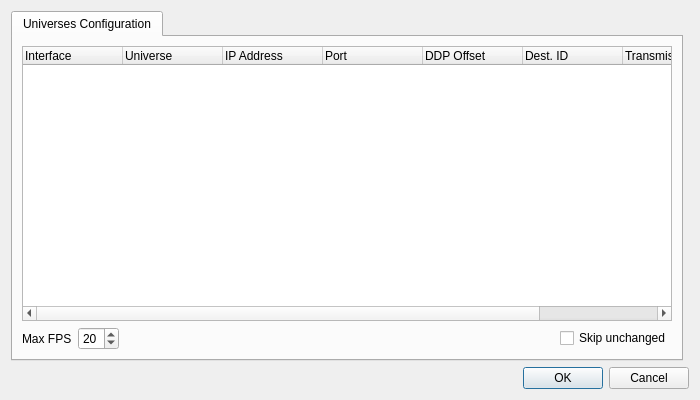
Before: the Qt Designer form plugins/ddp/configureddp.ui in abossard/qlcplus, drawn with Qt 5.
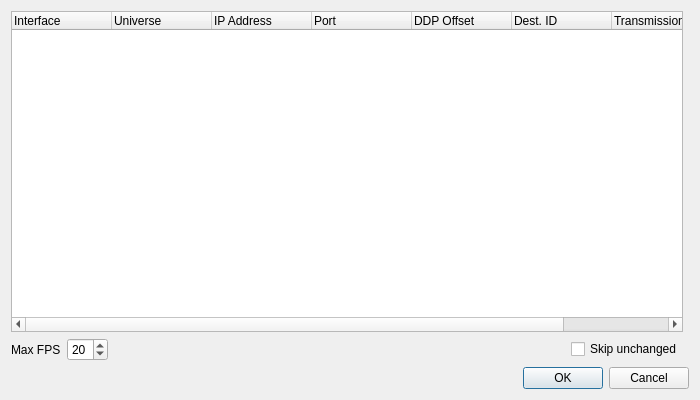
After: the same form once the commit is applied.

```diff
--- a/plugins/ddp/configureddp.ui
+++ b/plugins/ddp/configureddp.ui
@@ -26,14 +26,6 @@
   </property>
   <layout class="QGridLayout" name="gridLayout">
    <item row="0" column="0">
-    <widget class="QTabWidget" name="tabWidget">
-     <property name="currentIndex">
-      <number>0</number>
-     </property>
-     <widget class="QWidget" name="tab">
-      <attribute name="title">
-       <string>Universes Configuration</string>
-      </attribute>
       <layout class="QVBoxLayout" name="verticalLayout">
         <item>
          <widget class="QTreeWidget" name="m_uniMapTree">
@@ -139,8 +131,6 @@
          </layout>
         </item>
        </layout>
-      </widget>
-    </widget>
    </item>
    <item row="1" column="0" colspan="2">
     <widget class="QDialogButtonBox" name="m_buttonBox">
```
Left out of the diff: 3 changed lines with no effect on the pictures. Lines whose indentation alone changed are shown as unchanged.
